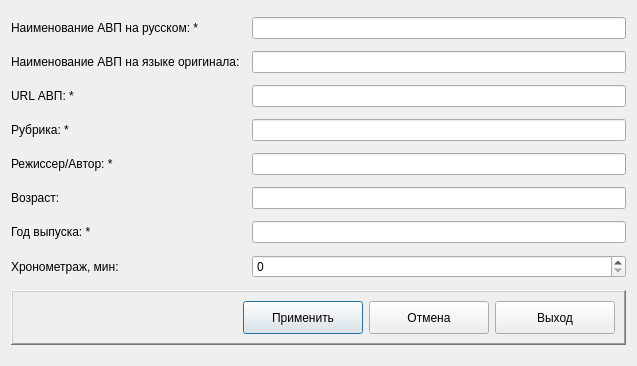
Old version of the form arm_o/d_editavp.ui in the repository levdikandrey/DataCollector.
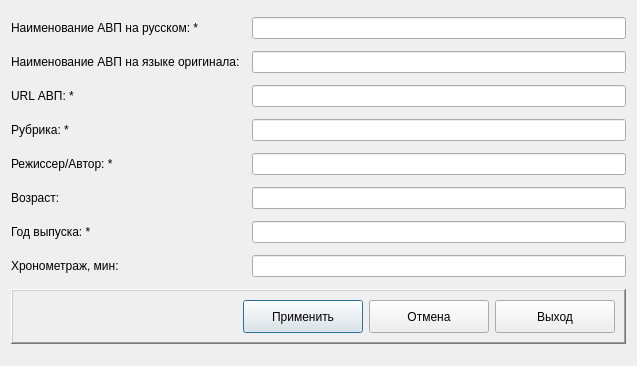
New version of the form. Icons and pictures are not drawn.

What changed in the file:
```diff
--- a/arm_o/d_editavp.ui
+++ b/arm_o/d_editavp.ui
@@ -170,6 +170,9 @@
      </property>
     </widget>
    </item>
+   <item row="6" column="2">
+    <widget class="QLineEdit" name="lineEditYearOfRelease"/>
+   </item>
    <item row="4" column="0">
     <widget class="QLabel" name="label_7">
      <property name="text">
@@ -201,14 +204,7 @@
     </widget>
    </item>
    <item row="7" column="2">
-    <widget class="QSpinBox" name="spinBoxDuration">
-     <property name="maximum">
-      <number>10000</number>
-     </property>
-    </widget>
-   </item>
-   <item row="6" column="2">
-    <widget class="QLineEdit" name="lineEditYearOfRelease"/>
+    <widget class="QLineEdit" name="lineEditDuration"/>
    </item>
   </layout>
  </widget>
```
Left out of the diff: 12 changed lines with no effect on the pictures.
